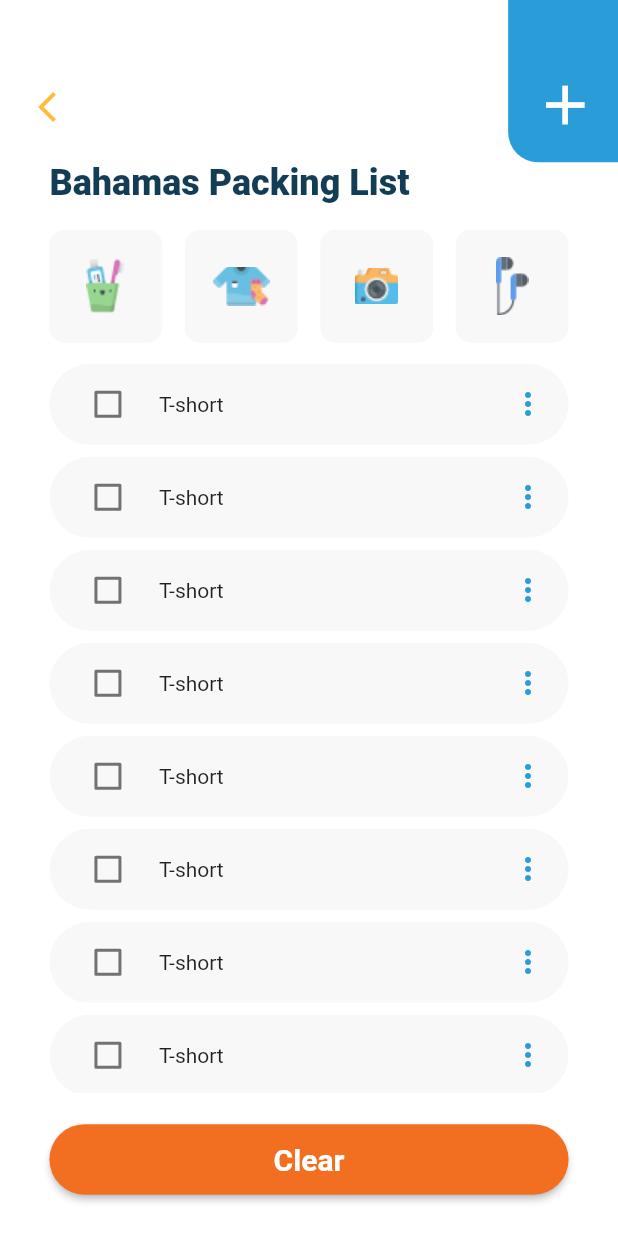
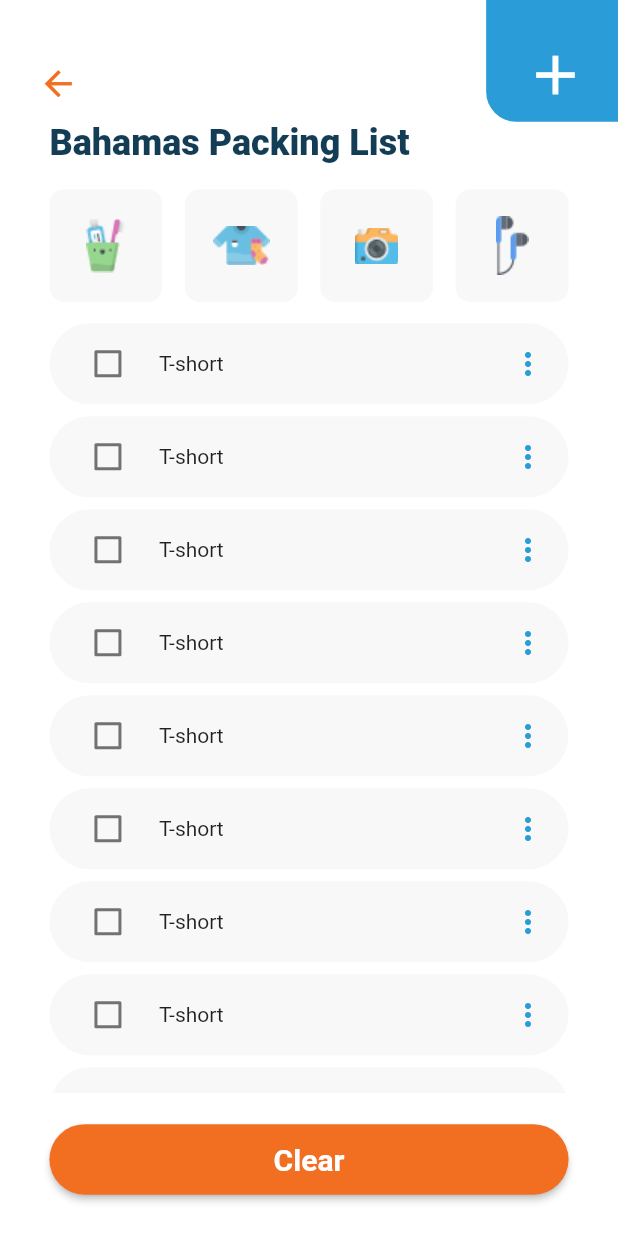
Before and after one commit to MoonChel/packie, a Flutter app: the screen it shows after launch, after a tap on "Bahamas Packing List", on a phone screen of 412 x 824 dp. Run offline on Flutter 3.47's test engine with Material 2 defaults, Android fonts, the phone set to English and light mode, and no system bars; our stand-ins replace flutter_screenutil; missing offline and left inert: flutter_statusbarcolor.

Commit message:
add FlutterStatusbarcolor

```diff
--- a/lib/components/CornerButton.dart
+++ b/lib/components/CornerButton.dart
@@ -17,7 +17,7 @@ class CornerButton extends StatelessWidget {
   @override
   Widget build(BuildContext context) {
     double height = su.setHeight(320);
-    double width = su.setWidth(200);
+    double width = su.setWidth(240);
     double iconSize = su.setSp(120);
 
     return GestureDetector(
--- a/lib/components/MyAppBar.dart
+++ /dev/null
@@ -1,27 +0,0 @@
-import 'dart:io' show Platform;
-import 'package:flutter/material.dart';
-import 'package:packie/constants.dart';
-import 'package:flutter_screenutil/flutter_screenutil.dart';
-
-class MyAppBar extends StatelessWidget {
-  MyAppBar({
-    Key key,
-  }) : super(key: key);
-
-  final su = ScreenUtil.getInstance();
-
-  @override
-  Widget build(BuildContext context) {
-    return IconButton(
-      padding: EdgeInsets.only(
-        top: su.setHeight(100),
-        left: su.setHeight(Constants.bodyPadding) - 5,
-      ),
-      icon: Icon(Icons.arrow_back_ios),
-      color: Constants.backArrorColor,
-      onPressed: () {
-        Navigator.of(context).pop();
-      },
-    );
-  }
-}
--- /dev/null
+++ b/lib/components/MyBackButton.dart
@@ -0,0 +1,42 @@
+import 'dart:io' show Platform;
+import 'package:flutter/material.dart';
+import 'package:packie/constants.dart';
+import 'package:flutter_screenutil/flutter_screenutil.dart';
+import 'package:flutter_statusbarcolor/flutter_statusbarcolor.dart';
+
+class MyBackButton extends StatelessWidget {
+  MyBackButton({
+    Key key,
+    this.topPadding = Constants.bodyPadding,
+  }) : super(key: key);
+
+  final su = ScreenUtil.getInstance();
+  final double topPadding;
+
+  @override
+  Widget build(BuildContext context) {
+    IconData icon =
+        Platform.isAndroid ? Icons.arrow_back : Icons.arrow_back_ios;
+
+    return Padding(
+      padding: EdgeInsets.only(
+        top: su.setHeight(this.topPadding),
+        left: su.setHeight(Constants.bodyPadding - 15),
+      ),
+      child: GestureDetector(
+        onTap: () {
+          FlutterStatusbarcolor.setStatusBarColor(
+            Constants.blue,
+            animate: true,
+          );
+          Navigator.of(context).pop();
+        },
+        child: Icon(
+          icon,
+          size: su.setHeight(80),
+          color: Constants.orange,
+        ),
+      ),
+    );
+  }
+}
--- a/lib/components/_all.dart
+++ b/lib/components/_all.dart
@@ -5,6 +5,6 @@ export './CheckListItem.dart';
 export './MyBottomAppBar.dart';
 export './CheckLists.dart';
 export './CornerButton.dart';
-export './MyAppBar.dart';
+export './MyBackButton.dart';
 export './CloseBottomSheetButton.dart';
 export './MyRaisedButton.dart';
--- a/lib/main.dart
+++ b/lib/main.dart
@@ -1,17 +1,21 @@
 import 'package:flutter/material.dart';
+
+import 'package:flutter_statusbarcolor/flutter_statusbarcolor.dart';
+
 import 'package:packie/constants.dart';
+import 'package:packie/pages/_all.dart';
 import 'package:packie/pages/_routes.dart';
-import 'package:flutter_statusbarcolor/flutter_statusbarcolor.dart';
 
 void main() => runApp(MyApp());
 
 class MyApp extends StatelessWidget {
-  // This widget is the root of your application.
   @override
   Widget build(BuildContext context) {
-    FlutterStatusbarcolor.setStatusBarColor(Constants.blue);
-
     final textTheme = Theme.of(context).textTheme;
+    FlutterStatusbarcolor.setStatusBarColor(
+      Constants.blue,
+      animate: true,
+    );
 
     return MaterialApp(
       title: 'Flutter Demo',
@@ -56,7 +60,30 @@ class MyApp extends StatelessWidget {
           contentPadding: EdgeInsets.symmetric(vertical: 20, horizontal: 10),
         ),
       ),
-      routes: routes,
+      // routes: routes,
+      onGenerateRoute: (RouteSettings settings) {
+        switch (settings.name) {
+          case HomePage.routeName:
+          case ChecklistDetailsPage.routeName:
+          case SettingsPage.routeName:
+            FlutterStatusbarcolor.setStatusBarColor(
+              Constants.blue,
+              animate: true,
+            );
+            break;
+          case PackingTipsPage.routeName:
+            FlutterStatusbarcolor.setStatusBarColor(
+              Colors.transparent,
+              animate: true,
+            );
+            break;
+        }
+
+        return MaterialPageRoute(
+          settings: settings,
+          builder: routes[settings.name],
+        );
+      },
     );
   }
 }
--- a/lib/pages/ChecklistDetailsPage.dart
+++ b/lib/pages/ChecklistDetailsPage.dart
@@ -14,14 +14,20 @@ class ChecklistDetailsPage extends StatelessWidget {
     var textTheme = Theme.of(context).textTheme;
 
     return Scaffold(
-      body: Column(
-        crossAxisAlignment: CrossAxisAlignment.start,
-        children: <Widget>[
-          Row(
-            mainAxisSize: MainAxisSize.max,
+      appBar: PreferredSize(
+        preferredSize: Size.fromHeight(su.setHeight(240)),
+        child: AppBar(
+          elevation: 0.0,
+          backgroundColor: Colors.transparent,
+          automaticallyImplyLeading: false,
+          leading: null,
+          flexibleSpace: FlexibleSpaceBar(
+            titlePadding: EdgeInsets.zero,
+            title: Row(
+              crossAxisAlignment: CrossAxisAlignment.stretch,
               mainAxisAlignment: MainAxisAlignment.spaceBetween,
               children: <Widget>[
-              MyAppBar(),
+                MyBackButton(),
                 CornerButton(
                   onPressed: () {
                     showCreateNewListModal(context);
@@ -29,8 +35,10 @@ class ChecklistDetailsPage extends StatelessWidget {
                 ),
               ],
             ),
-          Expanded(
-            child: Padding(
+          ),
+        ),
+      ),
+      body: Padding(
         padding: EdgeInsets.only(
           left: su.setWidth(Constants.bodyPadding),
           right: su.setWidth(Constants.bodyPadding),
@@ -47,12 +55,9 @@ class ChecklistDetailsPage extends StatelessWidget {
               text: "Clear",
               onPressed: () {},
             ),
-                  SizedBox(height: su.setHeight(80))
+            SizedBox(height: su.setHeight(80)),
           ],
         ),
-            ),
-          ),
-        ],
       ),
     );
   }
```
Also changed, not shown: lib/pages/PackingTipsPage.dart (+33 -9 lines), assets/images/clothes-luggage-1682694.jpg (deleted), assets/images/clothes-luggage.jpg (added). Lines whose indentation alone changed are shown as unchanged.
